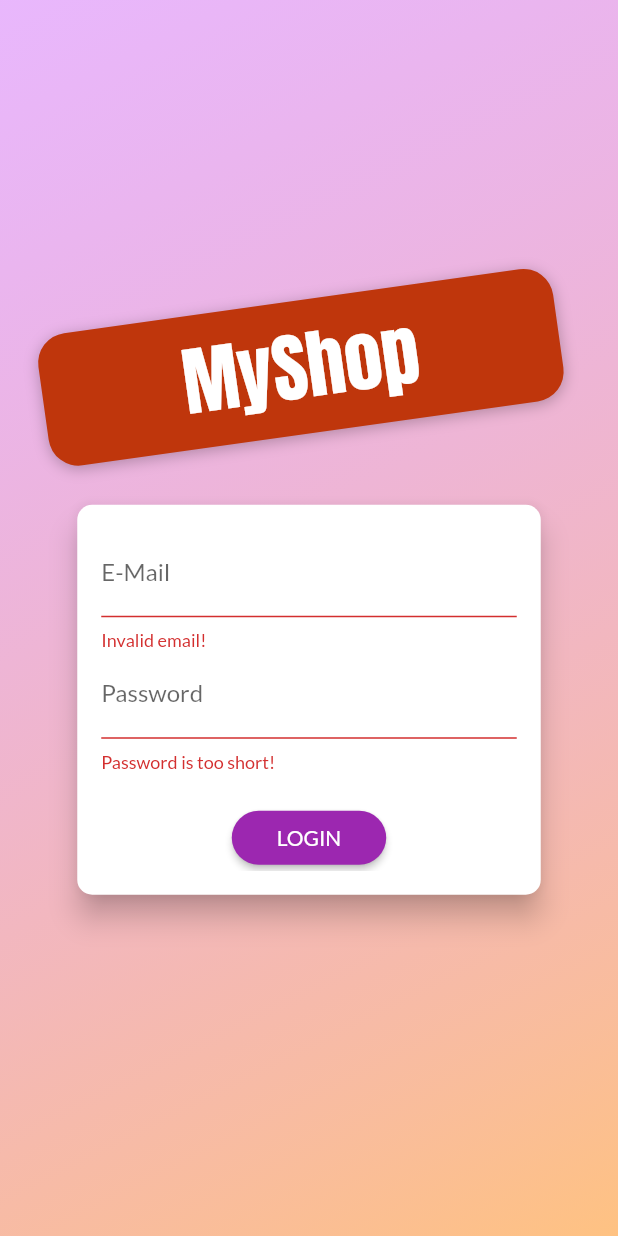
After one commit to john-maluki/shop_flutter, a Flutter app: the screen it shows after launch, after a tap on "LOGIN", on a phone screen of 412 x 824 dp. The commit adds this screen. Run offline on Flutter 3.47's test engine with Material 2 defaults, Android fonts, the phone set to English and light mode, and no system bars; our stand-ins replace shared_preferences; network calls fail.

Commit message:
Complete auth on shop app

```diff
--- a/lib/main.dart
+++ b/lib/main.dart
@@ -1,5 +1,7 @@
 import 'package:flutter/material.dart';
 import 'package:provider/provider.dart';
+import 'package:shop/providers/product.dart';
+import 'package:shop/screens/splash-screen.dart';
 
 import './screens/product_detail_screen.dart';
 import './screens/products_overview_screen.dart';
@@ -10,6 +12,8 @@ import './screens/cart_screen.dart';
 import './providers/orders.dart';
 import './screens/user_products_screen.dart';
 import './screens/edit_product_screen.dart';
+import './screens/auth_screen.dart';
+import './providers/auth.dart';
 
 void main() => runApp(MyApp());
 
@@ -19,23 +23,40 @@ class MyApp extends StatelessWidget {
     return MultiProvider(
         providers: [
           ChangeNotifierProvider.value(
-          value: Products(),
+            value: Auth(),
+          ),
+          ChangeNotifierProxyProvider<Auth, Products>(
+            update: (ctx, auth, product) => product
+              ..setAuthToken(auth.token)
+              ..setUserId(auth.userId),
+            create: (_) => Products(),
           ),
           ChangeNotifierProvider.value(
             value: Cart(),
           ),
-        ChangeNotifierProvider.value(
-          value: Orders(),
-        )
+          ChangeNotifierProxyProvider<Auth, Orders>(
+            update: (ctx, auth, orders) => orders
+              ..setAuthToken(auth.token)
+              ..setUserId(auth.userId),
+            create: (_) => Orders(),
+          ),
         ],
         // builder: (ctx) => Provider,
-      child: MaterialApp(
+        child: Consumer<Auth>(
+          builder: (ctx, auth, _) => MaterialApp(
             title: 'MyShop',
             theme: ThemeData(
                 primarySwatch: Colors.purple,
                 accentColor: Colors.deepOrange,
                 fontFamily: 'Lato'),
-        home: ProductsOverviewScren(),
+            home: auth.isAuth
+                ? ProductsOverviewScren()
+                : FutureBuilder(
+                    future: auth.tryAutoLogin(),
+                    builder: (ctx, authSnapshot) =>
+                        authSnapshot.connectionState == ConnectionState.waiting
+                            ? SplashScreen()
+                            : AuthScreen()),
             routes: {
               ProductDetailScreen.routeName: (ctx) => ProductDetailScreen(),
               CartScreen.routeName: (ctx) => CartScreen(),
@@ -44,6 +65,6 @@ class MyApp extends StatelessWidget {
               EditProductsScreen.routeName: (ctx) => EditProductsScreen(),
             },
           ),
-    );
+        ));
   }
 }
--- /dev/null
+++ b/lib/providers/auth.dart
@@ -0,0 +1,120 @@
+import 'dart:convert';
+import 'dart:async';
+
+import 'package:flutter/material.dart';
+import 'package:http/http.dart' as http;
+import 'package:shared_preferences/shared_preferences.dart';
+
+import '../models/http_exception.dart';
+
+class Auth with ChangeNotifier {
+  String _token;
+  DateTime _expiryDate;
+  String _userId;
+  Timer _authTimer;
+
+  bool get isAuth {
+    return token != null;
+  }
+
+  String get userId {
+    return _userId;
+  }
+
+  String get token {
+    if (_expiryDate != null &&
+        _expiryDate.isAfter(DateTime.now()) &&
+        _token != null) {
+      return _token;
+    }
+    return null;
+  }
+
+  Future<void> _authenticate(
+    String email,
+    String password,
+    String urlSegment,
+  ) async {
+    final url =
+        'https://identitytoolkit.googleapis.com/v1/accounts:$urlSegment?key=AIzaSyD9uX_SFCHioYBJgVLnMQWMFAPPpeP33jE';
+    try {
+      final response = await http.post(
+        url,
+        body: json.encode(
+          {
+            'email': email,
+            'password': password,
+            'returnSecureToken': true,
+          },
+        ),
+      );
+      final responseData = json.decode(response.body);
+      if (responseData['error'] != null) {
+        throw HttpException(responseData['error']['message']);
+      }
+      _token = responseData['idToken'];
+      _userId = responseData['localId'];
+      _expiryDate = DateTime.now()
+          .add(Duration(seconds: int.parse(responseData['expiresIn'])));
+      _autoLogout();
+      notifyListeners();
+      final prefs = await SharedPreferences.getInstance();
+      final userData = json.encode({
+        'token': _token,
+        'userId': _userId,
+        'expiryDate': _expiryDate.toIso8601String(),
+      });
+      prefs.setString('userData', userData);
+    } catch (error) {
+      throw error;
+    }
+  }
+
+  Future<void> signup(String email, String password) async {
+    return _authenticate(email, password, 'signUp');
+  }
+
+  Future<void> login(String email, String password) async {
+    return _authenticate(email, password, 'signInWithPassword');
+  }
+
+  Future<bool> tryAutoLogin() async {
+    final prefs = await SharedPreferences.getInstance();
+    if (!prefs.containsKey('userData')) {
+      return false;
+    }
+    final extractedUserData =
+        json.decode(prefs.getString('userData')) as Map<String, Object>;
+    final expiryDate = DateTime.parse(extractedUserData['expiryDate']);
+    if (expiryDate.isBefore(DateTime.now())) {
+      return false;
+    }
+    _token = extractedUserData['token'];
+    _userId = extractedUserData['userId'];
+    _expiryDate = expiryDate;
+    notifyListeners();
+    _autoLogout();
+    return true;
+  }
+
+  Future<void> logout() async {
+    _token = null;
+    _userId = null;
+    _expiryDate = null;
+    if (_authTimer != null) {
+      _authTimer.cancel();
+      _authTimer = null;
+    }
+    notifyListeners();
+    final prefs = await SharedPreferences.getInstance();
+    prefs.clear();
+  }
+
+  void _autoLogout() {
+    if (_authTimer != null) {
+      _authTimer.cancel();
+    }
+    final timeToExpiry = _expiryDate.difference(DateTime.now()).inSeconds;
+    _authTimer = Timer(Duration(seconds: timeToExpiry), logout);
+  }
+}
--- /dev/null
+++ b/lib/screens/auth_screen.dart
@@ -0,0 +1,273 @@
+import 'dart:math';
+
+import 'package:flutter/material.dart';
+import 'package:provider/provider.dart';
+import '../models/http_exception.dart';
+
+import '../providers/auth.dart';
+
+enum AuthMode { Signup, Login }
+
+class AuthScreen extends StatelessWidget {
+  static const routeName = '/auth';
+
+  @override
+  Widget build(BuildContext context) {
+    final deviceSize = MediaQuery.of(context).size;
+    // final transformConfig = Matrix4.rotationZ(-8 * pi / 180);
+    // transformConfig.translate(-10.0);
+    return Scaffold(
+      // resizeToAvoidBottomInset: false,
+      body: Stack(
+        children: <Widget>[
+          Container(
+            decoration: BoxDecoration(
+              gradient: LinearGradient(
+                colors: [
+                  Color.fromRGBO(215, 117, 255, 1).withOpacity(0.5),
+                  Color.fromRGBO(255, 188, 117, 1).withOpacity(0.9),
+                ],
+                begin: Alignment.topLeft,
+                end: Alignment.bottomRight,
+                stops: [0, 1],
+              ),
+            ),
+          ),
+          SingleChildScrollView(
+            child: Container(
+              height: deviceSize.height,
+              width: deviceSize.width,
+              child: Column(
+                mainAxisAlignment: MainAxisAlignment.center,
+                crossAxisAlignment: CrossAxisAlignment.center,
+                children: <Widget>[
+                  Flexible(
+                    child: Container(
+                      margin: EdgeInsets.only(bottom: 20.0),
+                      padding:
+                          EdgeInsets.symmetric(vertical: 8.0, horizontal: 94.0),
+                      transform: Matrix4.rotationZ(-8 * pi / 180)
+                        ..translate(-10.0),
+                      // ..translate(-10.0),
+                      decoration: BoxDecoration(
+                        borderRadius: BorderRadius.circular(20),
+                        color: Colors.deepOrange.shade900,
+                        boxShadow: [
+                          BoxShadow(
+                            blurRadius: 8,
+                            color: Colors.black26,
+                            offset: Offset(0, 2),
+                          )
+                        ],
+                      ),
+                      child: Text(
+                        'MyShop',
+                        style: TextStyle(
+                          color: Theme.of(context).accentTextTheme.title.color,
+                          fontSize: 50,
+                          fontFamily: 'Anton',
+                          fontWeight: FontWeight.normal,
+                        ),
+                      ),
+                    ),
+                  ),
+                  Flexible(
+                    flex: deviceSize.width > 600 ? 2 : 1,
+                    child: AuthCard(),
+                  ),
+                ],
+              ),
+            ),
+          ),
+        ],
+      ),
+    );
+  }
+}
+
+class AuthCard extends StatefulWidget {
+  const AuthCard({
+    Key key,
+  }) : super(key: key);
+
+  @override
+  _AuthCardState createState() => _AuthCardState();
+}
+
+class _AuthCardState extends State<AuthCard> {
+  final GlobalKey<FormState> _formKey = GlobalKey();
+  AuthMode _authMode = AuthMode.Login;
+  Map<String, String> _authData = {
+    'email': '',
+    'password': '',
+  };
+  var _isLoading = false;
+  final _passwordController = TextEditingController();
+
+  void _showErrorDialog(String message) {
+    showDialog(
+      context: context,
+      builder: (ctx) => AlertDialog(
+        title: Text('An Error Occurred!'),
+        content: Text(message),
+        actions: <Widget>[
+          FlatButton(
+            child: Text('Okay'),
+            onPressed: () {
+              Navigator.of(ctx).pop();
+            },
+          )
+        ],
+      ),
+    );
+  }
+
+  Future<void> _submit() async {
+    if (!_formKey.currentState.validate()) {
+      // Invalid!
+      return;
+    }
+    _formKey.currentState.save();
+    setState(() {
+      _isLoading = true;
+    });
+    try {
+      if (_authMode == AuthMode.Login) {
+        // Log user in
+        await Provider.of<Auth>(context, listen: false).login(
+          _authData['email'],
+          _authData['password'],
+        );
+      } else {
+        // Sign user up
+        await Provider.of<Auth>(context, listen: false).signup(
+          _authData['email'],
+          _authData['password'],
+        );
+      }
+    } on HttpException catch (error) {
+      var errorMessage = 'Authentication failed';
+      if (error.toString().contains('EMAIL_EXISTS')) {
+        errorMessage = 'This email address is already in use.';
+      } else if (error.toString().contains('INVALID_EMAIL')) {
+        errorMessage = 'This is not a valid email address';
+      } else if (error.toString().contains('WEAK_PASSWORD')) {
+        errorMessage = 'This password is too weak.';
+      } else if (error.toString().contains('EMAIL_NOT_FOUND')) {
+        errorMessage = 'Could not find a user with that email.';
+      } else if (error.toString().contains('INVALID_PASSWORD')) {
+        errorMessage = 'Invalid password.';
+      }
+      _showErrorDialog(errorMessage);
+    } catch (error) {
+      var errorMessage = 'Please try again later';
+      _showErrorDialog(errorMessage);
+    }
+    setState(() {
+      _isLoading = false;
+    });
+  }
+
+  void _switchAuthMode() {
+    if (_authMode == AuthMode.Login) {
+      setState(() {
+        _authMode = AuthMode.Signup;
+      });
+    } else {
+      setState(() {
+        _authMode = AuthMode.Login;
+      });
+    }
+  }
+
+  @override
+  Widget build(BuildContext context) {
+    final deviceSize = MediaQuery.of(context).size;
+    return Card(
+      shape: RoundedRectangleBorder(
+        borderRadius: BorderRadius.circular(10.0),
+      ),
+      elevation: 8.0,
+      child: Container(
+        height: _authMode == AuthMode.Signup ? 320 : 260,
+        constraints:
+            BoxConstraints(minHeight: _authMode == AuthMode.Signup ? 320 : 260),
+        width: deviceSize.width * 0.75,
+        padding: EdgeInsets.all(16.0),
+        child: Form(
+          key: _formKey,
+          child: SingleChildScrollView(
+            child: Column(
+              children: <Widget>[
+                TextFormField(
+                  decoration: InputDecoration(labelText: 'E-Mail'),
+                  keyboardType: TextInputType.emailAddress,
+                  validator: (value) {
+                    if (value.isEmpty || !value.contains('@')) {
+                      return 'Invalid email!';
+                    }
+                  },
+                  onSaved: (value) {
+                    _authData['email'] = value;
+                  },
+                ),
+                TextFormField(
+                  decoration: InputDecoration(labelText: 'Password'),
+                  obscureText: true,
+                  controller: _passwordController,
+                  validator: (value) {
+                    if (value.isEmpty || value.length < 5) {
+                      return 'Password is too short!';
+                    }
+                  },
+                  onSaved: (value) {
+                    _authData['password'] = value;
+                  },
+                ),
+                if (_authMode == AuthMode.Signup)
+                  TextFormField(
+                    enabled: _authMode == AuthMode.Signup,
+                    decoration: InputDecoration(labelText: 'Confirm Password'),
+                    obscureText: true,
+                    validator: _authMode == AuthMode.Signup
+                        ? (value) {
+                            if (value != _passwordController.text) {
+                              return 'Passwords do not match!';
+                            }
+                          }
+                        : null,
+                  ),
+                SizedBox(
+                  height: 20,
+                ),
+                if (_isLoading)
+                  CircularProgressIndicator()
+                else
+                  RaisedButton(
+                    child:
+                        Text(_authMode == AuthMode.Login ? 'LOGIN' : 'SIGN UP'),
+                    onPressed: _submit,
+                    shape: RoundedRectangleBorder(
+                      borderRadius: BorderRadius.circular(30),
+                    ),
+                    padding:
+                        EdgeInsets.symmetric(horizontal: 30.0, vertical: 8.0),
+                    color: Theme.of(context).primaryColor,
+                    textColor: Theme.of(context).primaryTextTheme.button.color,
+                  ),
+                FlatButton(
+                  child: Text(
+                      '${_authMode == AuthMode.Login ? 'SIGNUP' : 'LOGIN'} INSTEAD'),
+                  onPressed: _switchAuthMode,
+                  padding: EdgeInsets.symmetric(horizontal: 30.0, vertical: 4),
+                  materialTapTargetSize: MaterialTapTargetSize.shrinkWrap,
+                  textColor: Theme.of(context).primaryColor,
+                ),
+              ],
+            ),
+          ),
+        ),
+      ),
+    );
+  }
+}
--- /dev/null
+++ b/lib/screens/splash-screen.dart
@@ -0,0 +1,12 @@
+import 'package:flutter/material.dart';
+
+class SplashScreen extends StatelessWidget {
+  @override
+  Widget build(BuildContext context) {
+    return Scaffold(
+      body: Center(
+        child: Text('Loading...'),
+      ),
+    );
+  }
+}
```
Also changed, not shown: lib/providers/orders.dart (+14 -2 lines), lib/providers/product.dart (+5 -4 lines), lib/providers/products.dart (+34 -7 lines), lib/screens/user_products_screen.dart (+14 -4 lines), lib/widgets/app_drawer.dart (+15 -1 lines), lib/widgets/product_item.dart (+8 -4 lines), pubspec.yaml (+9 -0 lines), assets/shop_assets/dog-house.png (added), assets/shop_assets/places-adaptive.png (added), assets/shop_assets/places.png (added), assets/shop_assets/shop.png (added), lib/screens/splash_screen_on_boot.dart (added), pubspec.lock, 40 other files. Lines whose indentation alone changed are shown as unchanged.
